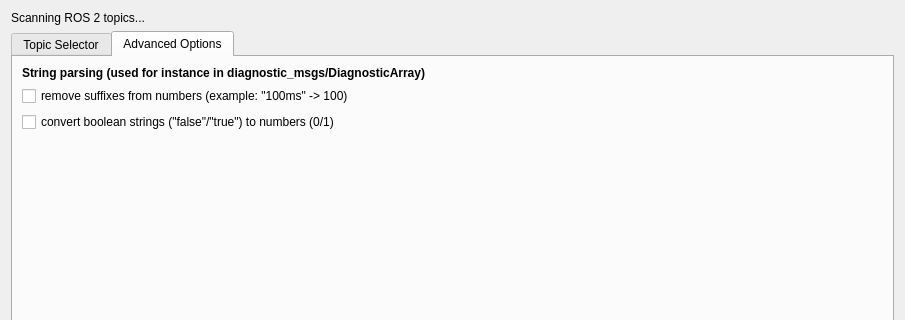
Old version of the form data_stream_ros2/distro/datastream_ros2.ui in the repository PlotJuggler/pj-official-plugins; both pictures show x 0 to 905 and y 0 to 320 of the 905 by 641 pixel window.
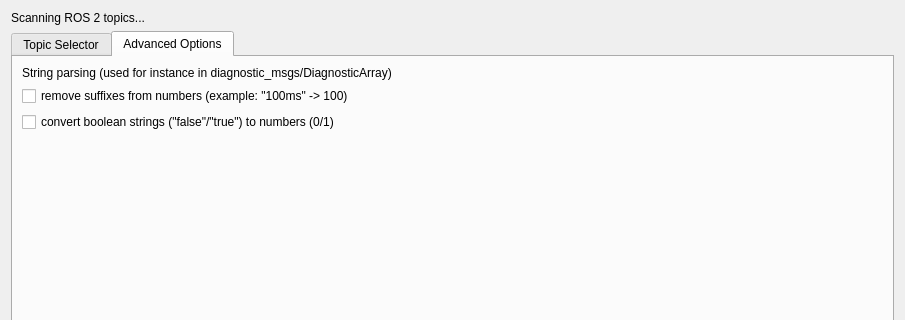
New version of the form. The open tabs and pages were chosen to show the change.

Commit message:
style(plugins): DemiBold (600) emphasis instead of Bold, matching the app
PlotJuggler moved its emphasis from Bold to DemiBold (PlotJuggler#1542);
the plugin dialogs follow: the CSV, ROS 2 and ROS parser dialogs, the
exporter's table headers and widget_log's emphasised rows. All five
versions are unreleased, so their current changelog entries gain the
bullet (widget_log's first release needs none).

Claude-Session: https://claude.ai/code/session_01ME1hnRdwoR4r6TjejScpyA

Diff of the .ui file:
```diff
--- a/data_stream_ros2/distro/datastream_ros2.ui
+++ b/data_stream_ros2/distro/datastream_ros2.ui
@@ -230,7 +230,7 @@
         <widget class="QLabel" name="labelStringParsing">
          <property name="font">
           <font>
-           <bold>true</bold>
+           <fontweight>DemiBold</fontweight>
           </font>
          </property>
          <property name="text">
```
The commit also changes 8 other files.
